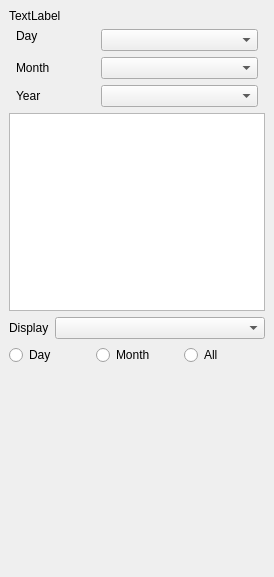
The window that src/road_traffic_examiner_panel.ui (benjbaron/LocationAllocation) describes before a commit, drawn with Qt 5.
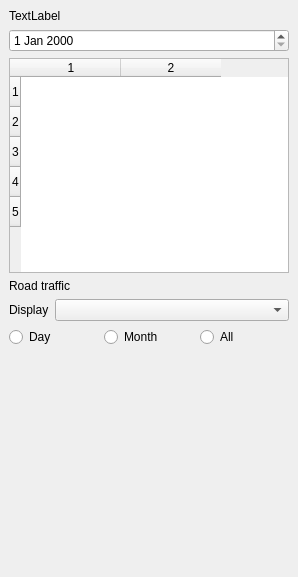
The same window after the commit. Custom widgets are drawn as their Qt base class.

Commit message: Road traffic visualization

```diff
--- a/src/road_traffic_examiner_panel.ui
+++ b/src/road_traffic_examiner_panel.ui
@@ -6,14 +6,14 @@
    <rect>
     <x>0</x>
     <y>0</y>
-    <width>274</width>
+    <width>298</width>
     <height>577</height>
    </rect>
   </property>
   <property name="minimumSize">
    <size>
-    <width>274</width>
-    <height>460</height>
+    <width>298</width>
+    <height>535</height>
    </size>
   </property>
   <property name="floating">
@@ -30,6 +30,19 @@
     </sizepolicy>
    </property>
    <layout class="QGridLayout" name="gridLayout_2">
+    <item row="1" column="0">
+     <widget class="QDateEdit" name="dateEdit"/>
+    </item>
+    <item row="14" column="0">
+     <widget class="QCustomPlot" name="plot" native="true">
+      <property name="sizePolicy">
+       <sizepolicy hsizetype="Preferred" vsizetype="Expanding">
+        <horstretch>0</horstretch>
+        <verstretch>0</verstretch>
+       </sizepolicy>
+      </property>
+     </widget>
+    </item>
     <item row="2" column="0">
      <widget class="QTableWidget" name="tableWidget">
       <property name="sizePolicy">
@@ -38,51 +51,33 @@
         <verstretch>0</verstretch>
        </sizepolicy>
       </property>
+      <property name="showGrid">
+       <bool>false</bool>
+      </property>
+      <property name="cornerButtonEnabled">
+       <bool>false</bool>
+      </property>
+      <property name="rowCount">
+       <number>5</number>
+      </property>
+      <property name="columnCount">
+       <number>2</number>
+      </property>
+      <attribute name="horizontalHeaderVisible">
+       <bool>true</bool>
+      </attribute>
+      <attribute name="verticalHeaderVisible">
+       <bool>true</bool>
+      </attribute>
+      <row/>
+      <row/>
+      <row/>
+      <row/>
+      <row/>
+      <column/>
+      <column/>
      </widget>
     </item>
-    <item row="1" column="0">
-     <layout class="QGridLayout" name="gridLayout">
-      <property name="sizeConstraint">
-       <enum>QLayout::SetNoConstraint</enum>
-      </property>
-      <property name="leftMargin">
-       <number>7</number>
-      </property>
-      <property name="rightMargin">
-       <number>7</number>
-      </property>
-      <item row="0" column="0" alignment="Qt::AlignTop">
-       <widget class="QLabel" name="label_day">
-        <property name="text">
-         <string>Day</string>
-        </property>
-       </widget>
-      </item>
-      <item row="2" column="1" colspan="2">
-       <widget class="QComboBox" name="comboBox_year"/>
-      </item>
-      <item row="1" column="0">
-       <widget class="QLabel" name="label_month">
-        <property name="text">
-         <string>Month</string>
-        </property>
-       </widget>
-      </item>
-      <item row="1" column="1" colspan="2">
-       <widget class="QComboBox" name="comboBox_month"/>
-      </item>
-      <item row="2" column="0">
-       <widget class="QLabel" name="label_year">
-        <property name="text">
-         <string>Year</string>
-        </property>
-       </widget>
-      </item>
-      <item row="0" column="1" colspan="2">
-       <widget class="QComboBox" name="comboBox_day"/>
-      </item>
-     </layout>
-    </item>
     <item row="5" column="0" rowspan="2">
      <layout class="QHBoxLayout" name="horizontalLayout">
       <item>
@@ -113,13 +108,6 @@
       </item>
      </layout>
     </item>
-    <item row="0" column="0">
-     <widget class="QLabel" name="label_description">
-      <property name="text">
-       <string>TextLabel</string>
-      </property>
-     </widget>
-    </item>
     <item row="9" column="0" rowspan="3">
      <layout class="QHBoxLayout" name="horizontalLayout_2">
       <property name="sizeConstraint">
@@ -148,13 +136,17 @@
       </item>
      </layout>
     </item>
-    <item row="14" column="0">
-     <widget class="QCustomPlot" name="plot" native="true">
-      <property name="sizePolicy">
-       <sizepolicy hsizetype="Preferred" vsizetype="Expanding">
-        <horstretch>0</horstretch>
-        <verstretch>0</verstretch>
-       </sizepolicy>
+    <item row="0" column="0">
+     <widget class="QLabel" name="label_description">
+      <property name="text">
+       <string>TextLabel</string>
+      </property>
+     </widget>
+    </item>
+    <item row="3" column="0">
+     <widget class="QLabel" name="label_2">
+      <property name="text">
+       <string>Road traffic</string>
       </property>
      </widget>
     </item>
```
The commit also changes 7 other files.
